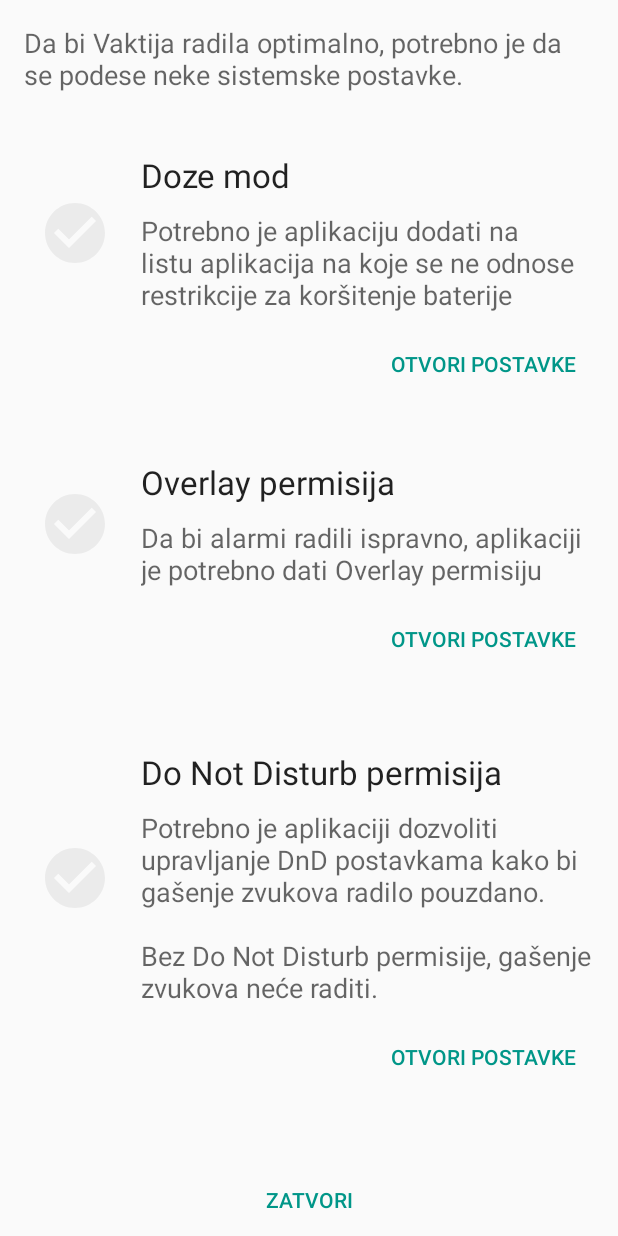
After one commit to vaktija/vaktija.ba-android, an Android app: the layout activity_system_settings_helper.xml on its own in the app's theme, with its tools: preview values and no code run, on a phone screen of 412 x 824 dp. The commit adds this screen. Run offline under Robolectric (Android 15) with nearby library versions, the phone set to English and light mode, and no system bars.

Commit message:
Merge checkPermissions and Dialogs, bump version to 1.2.2

```diff
--- a/vaktija/src/main/java/ba/vaktija/android/prefs/Prefs.java
+++ b/vaktija/src/main/java/ba/vaktija/android/prefs/Prefs.java
@@ -39,4 +39,5 @@ public class Prefs {
     public static String DEFAULT_THEME_COLOR = "#5ebb46";
     public static String DHUHR_NORMALIZED = "1";
     public static String DHUHD_REAL = "0";
+    public static final String DND_GRANTED = "DND_GRANTED";
 }
--- /dev/null
+++ b/vaktija/src/main/res/drawable/ic_check_circle.xml
@@ -0,0 +1,9 @@
+<vector xmlns:android="http://schemas.android.com/apk/res/android"
+    android:width="48dp"
+    android:height="48dp"
+    android:viewportWidth="24"
+    android:viewportHeight="24">
+  <path
+      android:pathData="M12,2C6.48,2 2,6.48 2,12s4.48,10 10,10 10,-4.48 10,-10S17.52,2 12,2zM10,17l-5,-5 1.41,-1.41L10,14.17l7.59,-7.59L19,8l-9,9z"
+      android:fillColor="#0f000000"/>
+</vector>
--- /dev/null
+++ b/vaktija/src/main/res/layout/activity_system_settings_helper.xml
@@ -0,0 +1,220 @@
+<?xml version="1.0" encoding="utf-8"?>
+
+<LinearLayout
+    xmlns:android="http://schemas.android.com/apk/res/android"
+    android:orientation="vertical"
+    android:layout_width="match_parent"
+    android:layout_height="match_parent">
+
+    <ScrollView
+        android:orientation="vertical"
+        android:layout_width="match_parent"
+        android:layout_height="0dp"
+        android:layout_weight="1"
+        android:paddingLeft="16dp"
+        android:paddingRight="16dp">
+
+        <LinearLayout
+            android:layout_width="match_parent"
+            android:layout_height="wrap_content"
+            android:orientation="vertical"
+            android:paddingTop="16dp"
+            android:clipToPadding="false">
+
+            <TextView
+                android:textAppearance="@style/TextAppearance.AppCompat.Medium"
+                android:layout_width="match_parent"
+                android:layout_height="wrap_content"
+                android:text="@string/label_system_settings_info"/>
+
+            <LinearLayout
+                android:layout_width="match_parent"
+                android:layout_height="wrap_content"
+                android:layout_marginTop="40dp"
+                android:orientation="vertical">
+
+                <LinearLayout
+                    android:layout_width="match_parent"
+                    android:layout_height="wrap_content"
+                    android:orientation="horizontal">
+
+                    <ImageView
+                        android:id="@+id/doze_mode_check_icon"
+                        android:layout_width="wrap_content"
+                        android:layout_height="wrap_content"
+                        android:layout_marginLeft="10dp"
+                        android:src="@drawable/ic_check_circle"
+                        android:layout_gravity="center_vertical"/>
+
+                    <LinearLayout
+                        android:layout_width="match_parent"
+                        android:layout_height="wrap_content"
+                        android:orientation="vertical"
+                        android:layout_marginLeft="20dp">
+
+                        <TextView
+                            android:layout_width="match_parent"
+                            android:layout_height="wrap_content"
+                            android:textAppearance="@style/TextAppearance.AppCompat.Large"
+                            android:text="@string/label_doze_mode"/>
+
+                        <TextView
+                            android:id="@+id/doze_mode_description_label"
+                            android:layout_width="match_parent"
+                            android:layout_height="wrap_content"
+                            android:layout_marginTop="10dp"
+                            android:textAppearance="@style/TextAppearance.AppCompat.Medium"
+                            android:text="@string/label_doze_mode_description" />
+
+                    </LinearLayout>
+
+
+                </LinearLayout>
+
+                <Button
+                    android:id="@+id/doze_settings_button"
+                    style="@style/Widget.AppCompat.Button.Borderless.Colored"
+                    android:layout_width="wrap_content"
+                    android:layout_height="wrap_content"
+                    android:layout_marginTop="10dp"
+                    android:layout_gravity="end"
+                    android:textColor="@color/buttons_text_color"
+                    android:text="@string/button_open_settings"/>
+
+            </LinearLayout>
+
+            <LinearLayout
+                android:id="@+id/overlay_wrapper"
+                android:layout_width="match_parent"
+                android:layout_height="wrap_content"
+                android:layout_marginTop="40dp"
+                android:orientation="vertical">
+
+                <LinearLayout
+                    android:layout_width="match_parent"
+                    android:layout_height="wrap_content"
+                    android:orientation="horizontal">
+
+                    <ImageView
+                        android:id="@+id/overlay_check_icon"
+                        android:layout_width="wrap_content"
+                        android:layout_height="wrap_content"
+                        android:layout_marginLeft="10dp"
+                        android:src="@drawable/ic_check_circle"
+                        android:layout_gravity="center_vertical"/>
+
+                    <LinearLayout
+                        android:layout_width="match_parent"
+                        android:layout_height="wrap_content"
+                        android:orientation="vertical"
+                        android:layout_marginLeft="20dp">
+
+                        <TextView
+                            android:layout_width="match_parent"
+                            android:layout_height="wrap_content"
+                            android:textAppearance="@style/TextAppearance.AppCompat.Large"
+                            android:text="@string/label_overlay"/>
+
+                        <TextView
+                            android:id="@+id/overlay_description_label"
+                            android:layout_width="match_parent"
+                            android:layout_height="wrap_content"
+                            android:layout_marginTop="10dp"
+                            android:textAppearance="@style/TextAppearance.AppCompat.Medium"
+                            android:text="@string/label_overlay_description" />
+
+                    </LinearLayout>
+
+                </LinearLayout>
+
+                <Button
+                    android:id="@+id/overlay_settings_button"
+                    style="@style/Widget.AppCompat.Button.Borderless.Colored"
+                    android:layout_width="wrap_content"
+                    android:layout_height="wrap_content"
+                    android:layout_marginTop="10dp"
+                    android:layout_gravity="end"
+                    android:textColor="@color/buttons_text_color"
+                    android:text="@string/button_open_settings"/>
+
+            </LinearLayout>
+
+            <LinearLayout
+                android:id="@+id/dnd_mode_wrapper"
+                android:layout_width="match_parent"
+                android:layout_height="wrap_content"
+                android:layout_marginTop="50dp"
+                android:orientation="vertical">
+
+                <LinearLayout
+                    android:layout_width="match_parent"
+                    android:layout_height="wrap_content"
+                    android:orientation="horizontal">
+
+                    <ImageView
+                        android:id="@+id/dnd_mode_check_icon"
+                        android:layout_width="wrap_content"
+                        android:layout_height="wrap_content"
+                        android:layout_marginLeft="10dp"
+                        android:src="@drawable/ic_check_circle"
+                        android:layout_gravity="center_vertical"/>
+
+                    <LinearLayout
+                        android:layout_width="match_parent"
+                        android:layout_height="wrap_content"
+                        android:orientation="vertical"
+                        android:layout_marginLeft="20dp">
+
+                        <TextView
+                            android:layout_width="match_parent"
+                            android:layout_height="wrap_content"
+                            android:textAppearance="@style/TextAppearance.AppCompat.Large"
+                            android:text="@string/label_dnd_mode"/>
+
+                        <TextView
+                            android:id="@+id/dnd_mode_description_label"
+                            android:layout_width="match_parent"
+                            android:layout_height="wrap_content"
+                            android:layout_marginTop="10dp"
+                            android:textAppearance="@style/TextAppearance.AppCompat.Medium"
+                            android:text="@string/label_dnd_mode_description" />
+
+                    </LinearLayout>
+
+
+                </LinearLayout>
+
+                <Button
+                    android:id="@+id/dnd_settings_button"
+                    style="@style/Widget.AppCompat.Button.Borderless.Colored"
+                    android:layout_width="wrap_content"
+                    android:layout_height="wrap_content"
+                    android:layout_marginTop="10dp"
+                    android:layout_gravity="end"
+                    android:textColor="@color/buttons_text_color"
+                    android:text="@string/button_open_settings"/>
+
+            </LinearLayout>
+
+        </LinearLayout>
+
+    </ScrollView>
+
+    <LinearLayout
+        android:layout_width="match_parent"
+        android:layout_height="wrap_content"
+        android:orientation="vertical"
+        android:layout_gravity="bottom">
+
+        <Button
+            style="@style/Widget.AppCompat.Button.Borderless.Colored"
+            android:id="@+id/close_button"
+            android:layout_width="match_parent"
+            android:layout_height="wrap_content"
+            android:layout_marginTop="10dp"
+            android:textColor="@color/buttons_text_color"
+            android:text="@string/button_close"/>
+
+    </LinearLayout>
+
+</LinearLayout>
--- a/vaktija/src/main/res/values/colors.xml
+++ b/vaktija/src/main/res/values/colors.xml
@@ -24,4 +24,5 @@
     <color name="main_activity_bg">#e3e3e3</color>
     <color name="ab_bg_mdpi">#f5f5f5</color>
     <color name="main_window_bg">#eeeeee</color>
+    <color name="buttons_text_color">#009688</color>
 </resources>
--- a/vaktija/src/main/res/values/strings.xml
+++ b/vaktija/src/main/res/values/strings.xml
@@ -4,12 +4,12 @@
     <string name="app_name">Vaktija.ba</string>
     <string name="crash_toast_text">Vaktija crashed. Send report please.</string>
     <string name="play_url">https://play.google.com/store/apps/details?id=ba.vaktija.android</string>
-    <string name="version_name">1.2.1</string>
-    <string name="prefs_feedback_subject">Vaktija za Android (v1.2.1)</string>
+    <string name="version_name">1.2.2</string>
+    <string name="prefs_feedback_subject">Vaktija za Android (v1.2.2)</string>
     <string name="dev_email">android@vaktija.ba</string>
     <string name="changelog">
-        1.2.1
-        \n\t• Dodati dijalozi za dodavanje potrebnih permisija, popravljen/prilagodjen alarm za Android v10, SDK 30
+        1.2.2
+        \n\t• Dodan dijalog za provjeru i dodavanje potrebnih permisija, popravljen/prilagođen alarm za Android 10
         \n1.1.9.1
         \n\t• Ispravka vremena za Sandzak (NV, NP, PB, PP, SJ, TT)
         \n1.1.8
@@ -124,5 +124,26 @@
     <string name="allow_overlay_message">Da bi alarmi radili ispravno Vaktija.ba aplikaciju je potrebno dodati na listu aplikacija koje imaju Overlay permisiju.</string>
     <string name="allow_do_not_disturb">Vaktija.ba i Do not disturb/Ne ometaj permisija</string>
     <string name="allow_do_not_disturb_message">Da bi gašenje zvukova (tokom namaskog vremena) radilo ispravno, potrebno je Vaktija.ba aplikaciju dodati na listu aplikacija koje imaju Do not disturb/Ne ometaj permisiju</string>
+    <string name="system_settings">Sistemske postavke</string>
+    <string name="label_system_settings_info">Da bi Vaktija radila optimalno, potrebno je da se podese neke sistemske postavke.</string>
+    <string name="label_doze_mode">Doze mod</string>
+    <string name="label_overlay">Overlay permisija</string>
+    <string name="label_doze_mode_description">Potrebno je aplikaciju dodati na listu aplikacija na koje se ne odnose restrikcije za koršitenje baterije</string>
+    <string name="button_open_settings">Otvori postavke</string>
+    <string name="label_dnd_mode">Do Not Disturb permisija</string>
+    <string name="label_dnd_mode_description">Potrebno je aplikaciji dozvoliti upravljanje DnD postavkama kako bi gašenje zvukova radilo pouzdano.\n\nBez Do Not Disturb permisije, gašenje zvukova neće raditi.</string>
+    <string name="label_dont_ask_again">Ne prikazuj ovaj ekran ponovo</string>
+    <string name="button_close">Zatvori</string>
+    <string name="label_doze_mode_set">Doze mod podešen</string>
+    <string name="label_dnd_mode_set">Upravljanje Do Not Disturb modom omogućeno</string>
+    <string name="label_overlay_set">Overlay permisija omogućena</string>
+    <string name="doze_mode_configured">Doze podešen</string>
+    <string name="doze_mode_not_configured">Doze nije podešen</string>
+    <string name="dnd_mode_configured">DnD omogućen</string>
+    <string name="dnd_mode_not_configured">Nedostaje permisija za DnD</string>
+    <string name="silent_was_blocked_by_dnd_revoke">Uključivanje zvukova nije uspjelo zbog nedostatka DnD permisije</string>
+    <string name="settings">Postavke</string>
+    <string name="notif_approaching_channel_desc">Notifikacije za namaze koji nastupaju uskoro</string>
+    <string name="label_overlay_description">Da bi alarmi radili ispravno, aplikaciji je potrebno dati Overlay permisiju</string>
 
 </resources>
```
Also changed, not shown: vaktija/src/main/AndroidManifest.xml (+6 -1 lines), vaktija/src/main/java/ba/vaktija/android/App.java (+8 -3 lines), vaktija/src/main/java/ba/vaktija/android/MainActivity.java (+35 -4 lines), vaktija/src/main/java/ba/vaktija/android/SystemSettingsHelperActivity.java (added, +199 -0 lines), vaktija/src/main/res/drawable/ic_check_circle_green.xml (added, +9 -0 lines).
